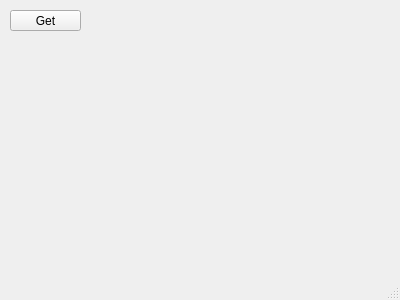
Old version of the form mainwindow.ui in the repository kenih4/Correlation_plot.
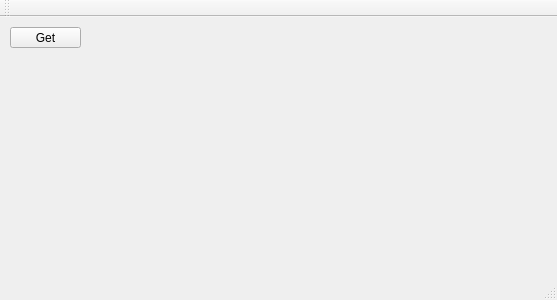
New version of the form. Custom widgets are drawn as their Qt base class.

```diff
--- a/mainwindow.ui
+++ b/mainwindow.ui
@@ -6,7 +6,7 @@
    <rect>
     <x>0</x>
     <y>0</y>
-    <width>400</width>
+    <width>557</width>
     <height>300</height>
    </rect>
   </property>
@@ -27,6 +27,26 @@
      <string>Get</string>
     </property>
    </widget>
+   <widget class="QCustomPlot" name="widget_1" native="true">
+    <property name="geometry">
+     <rect>
+      <x>40</x>
+      <y>50</y>
+      <width>191</width>
+      <height>181</height>
+     </rect>
+    </property>
+   </widget>
+   <widget class="QCustomPlot" name="widget_2" native="true">
+    <property name="geometry">
+     <rect>
+      <x>280</x>
+      <y>50</y>
+      <width>191</width>
+      <height>181</height>
+     </rect>
+    </property>
+   </widget>
   </widget>
   <widget class="QMenuBar" name="menubar">
    <property name="geometry">
@@ -39,7 +59,26 @@
    </property>
   </widget>
   <widget class="QStatusBar" name="statusbar"/>
+  <widget class="QToolBar" name="toolBar">
+   <property name="windowTitle">
+    <string>toolBar</string>
+   </property>
+   <attribute name="toolBarArea">
+    <enum>TopToolBarArea</enum>
+   </attribute>
+   <attribute name="toolBarBreak">
+    <bool>false</bool>
+   </attribute>
+  </widget>
  </widget>
+ <customwidgets>
+  <customwidget>
+   <class>QCustomPlot</class>
+   <extends>QWidget</extends>
+   <header>qcustomplot.h</header>
+   <container>1</container>
+  </customwidget>
+ </customwidgets>
  <resources/>
  <connections/>
 </ui>
```
Left out of the diff: 2 changed lines with no effect on the pictures.
